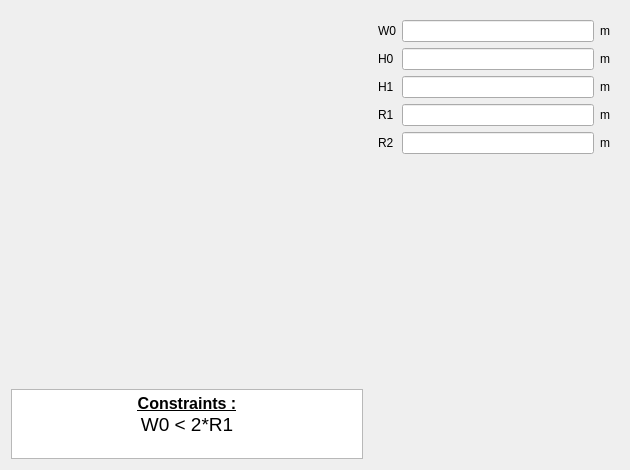
This is pyleecan/GUI/Dialog/DMachineSetup/SWSlot/PWSlot26/PWSlot26.ui in Eomys/pyleecan as Qt 5 draws it before an edit. The edited form follows.
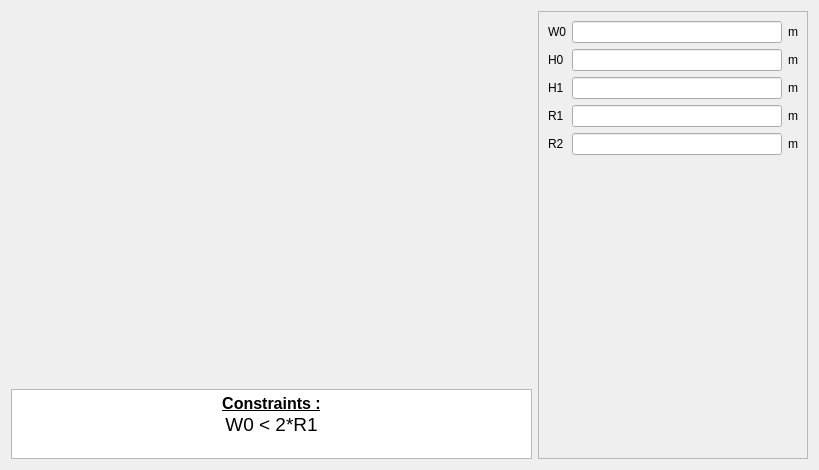
This is the edited form. Icons and pictures are not drawn. Custom widgets are drawn as their Qt base class.

Commit message: [CO] Scroll widget for right column

Patch:
```diff
--- a/pyleecan/GUI/Dialog/DMachineSetup/SWSlot/PWSlot26/PWSlot26.ui
+++ b/pyleecan/GUI/Dialog/DMachineSetup/SWSlot/PWSlot26/PWSlot26.ui
@@ -6,7 +6,7 @@
    <rect>
     <x>0</x>
     <y>0</y>
-    <width>630</width>
+    <width>819</width>
     <height>470</height>
    </rect>
   </property>
@@ -86,18 +86,30 @@
     </layout>
    </item>
    <item>
-    <widget class="QWidget" name="widget" native="true">
+    <widget class="QScrollArea" name="scrollArea">
      <property name="minimumSize">
       <size>
-       <width>250</width>
+       <width>270</width>
        <height>0</height>
       </size>
      </property>
      <property name="maximumSize">
       <size>
-       <width>250</width>
+       <width>270</width>
        <height>16777215</height>
       </size>
+     </property>
+     <property name="widgetResizable">
+      <bool>true</bool>
+     </property>
+     <widget class="QWidget" name="scrollAreaWidgetContents">
+      <property name="geometry">
+       <rect>
+        <x>0</x>
+        <y>0</y>
+        <width>268</width>
+        <height>446</height>
+       </rect>
      </property>
      <layout class="QVBoxLayout" name="verticalLayout">
       <item>
@@ -210,6 +222,7 @@
        <widget class="WWSlotOut" name="w_out" native="true"/>
       </item>
      </layout>
+     </widget>
     </widget>
    </item>
   </layout>
```
Lines whose indentation alone changed are shown as unchanged. The commit also changes 84 other files.
